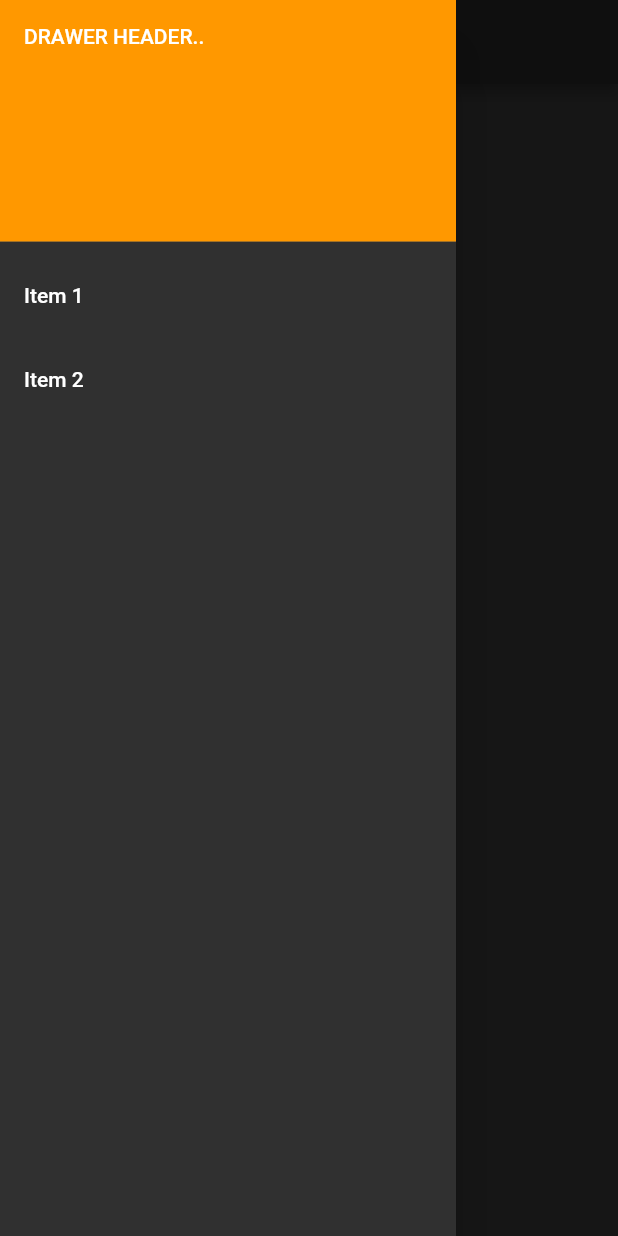
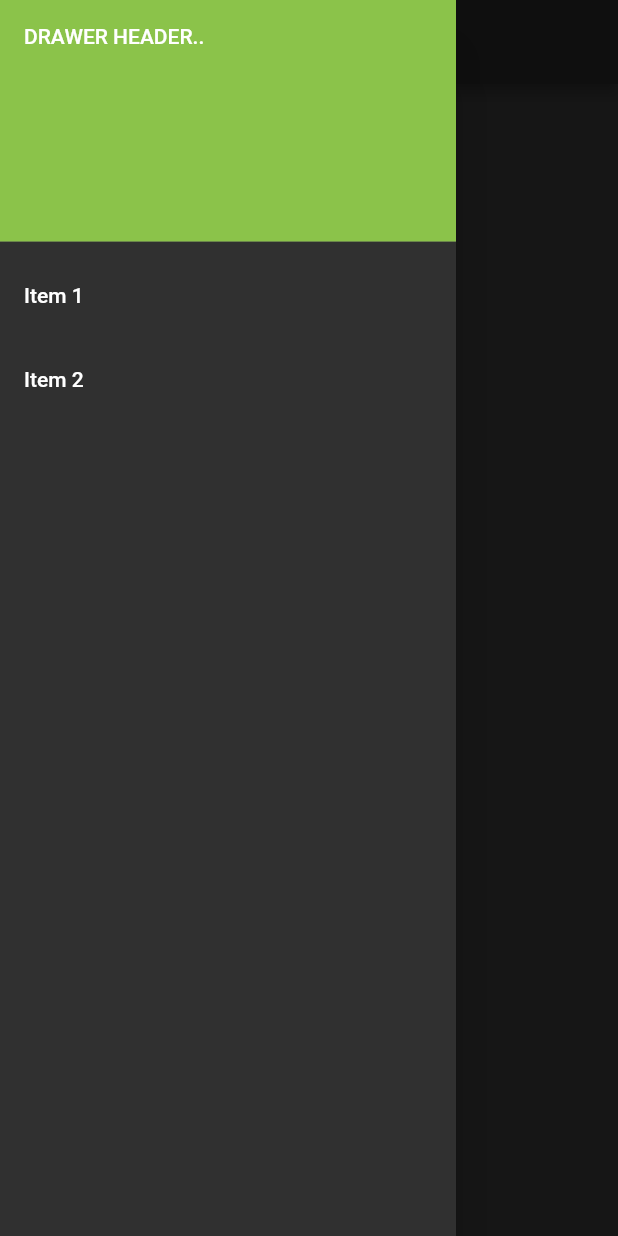
Before and after one commit to pedrovalias/jardineira_flutter_repo, a Flutter app: the screen it shows after launch, with the side drawer open, on a phone screen of 412 x 824 dp. Run offline on Flutter 3.47's test engine with Material 2 defaults, Android fonts, the phone set to English and light mode, and no system bars; our stand-ins replace firebase_database, percent_indicator; accounts and stored records are empty.

```diff
--- a/lib/drawer_list.dart
+++ b/lib/drawer_list.dart
@@ -9,7 +9,7 @@ class DrawerList extends StatelessWidget {
           children: <Widget>[
             new DrawerHeader(
               child: new Text("DRAWER HEADER.."),
-              decoration: new BoxDecoration(color: Colors.orange),
+              decoration: new BoxDecoration(color: Colors.lightGreen),
             ),
             new ListTile(
               title: new Text("Item 1"),
--- a/lib/home_page.dart
+++ b/lib/home_page.dart
@@ -1,30 +1,12 @@
+import 'dart:async';
+
 import 'package:firebase_database/firebase_database.dart';
 import 'package:flutter/material.dart';
 import 'package:flutter/services.dart';
 import 'package:jardineira_flutter/drawer_list.dart';
-import 'package:jardineira_flutter/pages/menu.dart';
+import 'package:jardineira_flutter/util/wifi_info.dart';
+import 'package:percent_indicator/percent_indicator.dart';
 
-// class HomePage extends StatelessWidget {
-//   @override
-//   Widget build(BuildContext context) {
-//     return Scaffold(
-//       appBar: AppBar(
-//         title: Text(
-//           "Jardineira Smart",
-//           style: TextStyle(fontSize: 26),
-//         ),
-//       ),
-//       body: _body(),
-//       drawer: Menu(),
-//     );
-//   }
-
-//   _body() {
-//     return Container(
-//       color: Colors.white,
-//     );
-//   }
-// }
 class HomePage extends StatefulWidget {
   @override
   _HomePageState createState() => _HomePageState();
@@ -32,6 +14,10 @@ class HomePage extends StatefulWidget {
 
 class _HomePageState extends State<HomePage>
     with SingleTickerProviderStateMixin {
+  int x;
+  double y;
+  // final _streamController = StreamController<bool>();
+
   @override
   final dbRef = FirebaseDatabase.instance.reference();
   bool value = false;
@@ -66,16 +52,16 @@ class _HomePageState extends State<HomePage>
         children: [
           Padding(
             padding: EdgeInsets.all(16),
-            child: _tempAmbienteStreamBuilder(),
+            child: _dadosAmbienteStreamBuilder(),
           ),
-          _dadosStreamBuilder(),
+          _dadosJardineiraStreamBuilder(),
         ],
       ),
       drawer: DrawerList(),
     );
   }
 
-  StreamBuilder<Event> _dadosStreamBuilder() {
+  StreamBuilder<Event> _dadosJardineiraStreamBuilder() {
     return StreamBuilder(
         builder: (context, snapshot) {
           if (snapshot.hasData &&
@@ -88,6 +74,7 @@ class _HomePageState extends State<HomePage>
                 padding: EdgeInsets.all(10),
                 child: Column(
                   children: [
+                    WifiInfo(),
                     Row(
                       mainAxisAlignment: MainAxisAlignment.center,
                       children: [
@@ -95,14 +82,30 @@ class _HomePageState extends State<HomePage>
                             snapshot, "Vaso Cheio", "nivel_maximo"),
                       ],
                     ),
-                    SizedBox(height: 20),
+                    SizedBox(height: 10),
                     Row(
                       mainAxisAlignment: MainAxisAlignment.center,
                       children: [
-                        _sensorRelativoSTB(
-                            snapshot, "Umidade do Solo", "umidade_solo"),
+                        CircularPercentIndicator(
+                          radius: 60.0,
+                          animation: true,
+                          animationDuration: 1200,
+                          lineWidth: 5.0,
+                          percent: _dado(snapshot),
+                          center: Text("Solo\n" +
+                              snapshot.data.snapshot.value["umidade_solo"]
+                                  .toString() +
+                              "%"),
+                          circularStrokeCap: CircularStrokeCap.butt,
+                          progressColor: _dado(snapshot) > 0.40
+                              ? Colors.green
+                              : Colors.red,
+                        ),
+                        // _sensorRelativoSTB(
+                        //     snapshot, "Umidade do Solo", "umidade_solo"),
                       ],
                     ),
+                    SizedBox(height: 10),
                     Row(
                       mainAxisAlignment: MainAxisAlignment.center,
                       children: [
@@ -111,17 +114,25 @@ class _HomePageState extends State<HomePage>
                       ],
                     ),
                     SizedBox(height: 30),
-                    FloatingActionButton.extended(
+                    StreamBuilder(
+                      initialData: false,
+                      builder: (context, snapshot) {
+                        return FloatingActionButton.extended(
                           icon: value
                               ? Icon(Icons.local_florist_outlined)
                               : Icon(Icons.local_florist),
-                      backgroundColor: value ? Colors.white : Colors.lightGreen,
+                          backgroundColor:
+                              value ? Colors.white : Colors.lightGreen,
                           label: value ? Text("REGAR") : Text("REGANDO"),
                           elevation: 25.00,
                           onPressed: () {
                             onUpdate();
                             acionarRega();
                             estadoRega();
+                            print("Onpressed Valor: $value");
+                            // readData();
+                          },
+                        );
                       },
                     ),
                   ],
@@ -131,7 +142,7 @@ class _HomePageState extends State<HomePage>
           } else {}
           return Container();
         },
-        stream: dbRef.child("JD_0001/Sensores").onValue);
+        stream: dbRef.child("Jardineira_x/Sensores").onValue);
   }
 
   Column _sensorRelativoSTB(
@@ -169,7 +180,7 @@ class _HomePageState extends State<HomePage>
               ? !snapshot.data.snapshot.value["valvula_status"] == true
                   ? "REGANDO"
                   : "DESLIGADA"
-              : snapshot.data.snapshot.value[sensor] == 1
+              : snapshot.data.snapshot.value[sensor] == true
                   ? "SIM"
                   : "NÃO",
           style: TextStyle(color: Colors.white, fontSize: 20),
@@ -178,7 +189,7 @@ class _HomePageState extends State<HomePage>
     );
   }
 
-  _tempAmbienteStreamBuilder() {
+  _dadosAmbienteStreamBuilder() {
     return StreamBuilder(
         builder: (context, snapshot) {
           if (snapshot.hasData &&
@@ -200,15 +211,15 @@ class _HomePageState extends State<HomePage>
           } else {}
           return Container();
         },
-        stream: dbRef.child("JD_0001/Dados Ambiente").onValue);
+        stream: dbRef.child("Jardineira_x/Dados Ambiente").onValue);
   }
 
   Future<void> acionarRega() async {
-    dbRef.child("JD_0001/Acionamentos").set({"Rega": !value});
+    dbRef.child("Jardineira_x/Acionamentos").set({"rega": !value});
   }
 
   Future<void> estadoRega() async {
-    dbRef.child("JD_0001/Acionamentos").onValue.listen((event) {
+    dbRef.child("Jardineira_x/Acionamentos").onValue.listen((event) {
       var snapshot = event.snapshot;
       print(snapshot.value);
     });
@@ -221,8 +232,30 @@ class _HomePageState extends State<HomePage>
   // }
 
   Future<void> readData() async {
-    dbRef.child("Dados").once().then((DataSnapshot snapshot) {
+    dbRef
+        .child("Jardineira_x/Acionamentos")
+        .once()
+        .then((DataSnapshot snapshot) {
       print(snapshot.value);
     });
   }
+
+  // Metodo responsavel por gerenciar a memoria das telas
+  // @override
+  // void dispose() {
+  //   super.dispose();
+
+  //   // Fechar o fluxo de dados
+  //   _streamController.close();
+  // }
+
+  _dado(snapshot) {
+    x = snapshot.data.snapshot.value["umidade_solo"];
+
+    y = x / 100;
+    // print(x);
+    // print(y);
+
+    return y;
   }
+}
--- a/pubspec.yaml
+++ b/pubspec.yaml
@@ -25,6 +25,7 @@ dependencies:
     sdk: flutter
   firebase: ^7.3.2
   firebase_database: ^4.1.1
+  percent_indicator: ^2.1.8
 
 
   # The following adds the Cupertino Icons font to your application.
```
Also changed, not shown: lib/pages/jardineira.dart (added, +163 -0 lines), lib/pages/simple_bloc.dart (added, +21 -0 lines), lib/util/wifi_info.dart (added, +19 -0 lines), pubspec.lock. Lines whose indentation alone changed are shown as unchanged.
